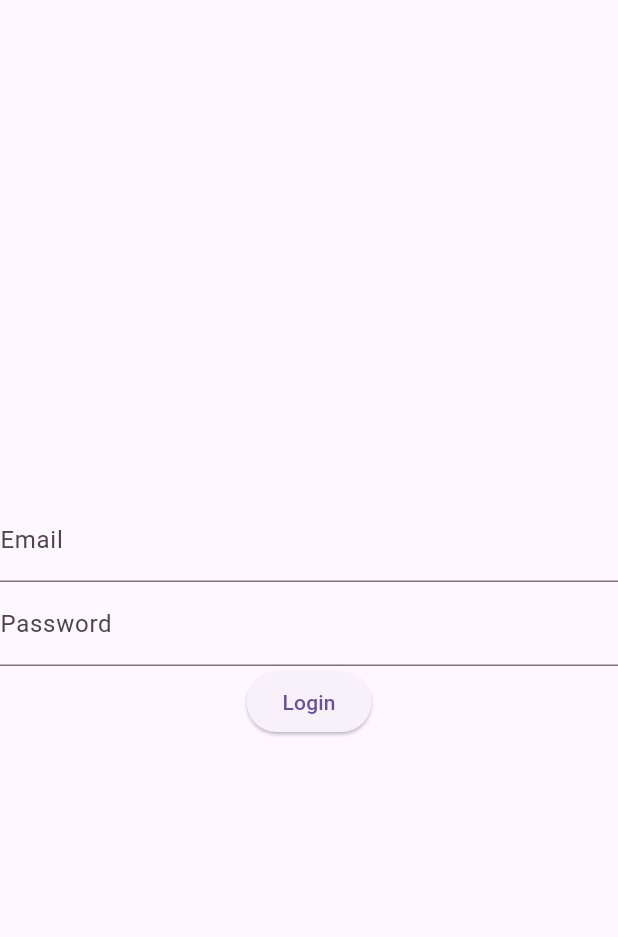
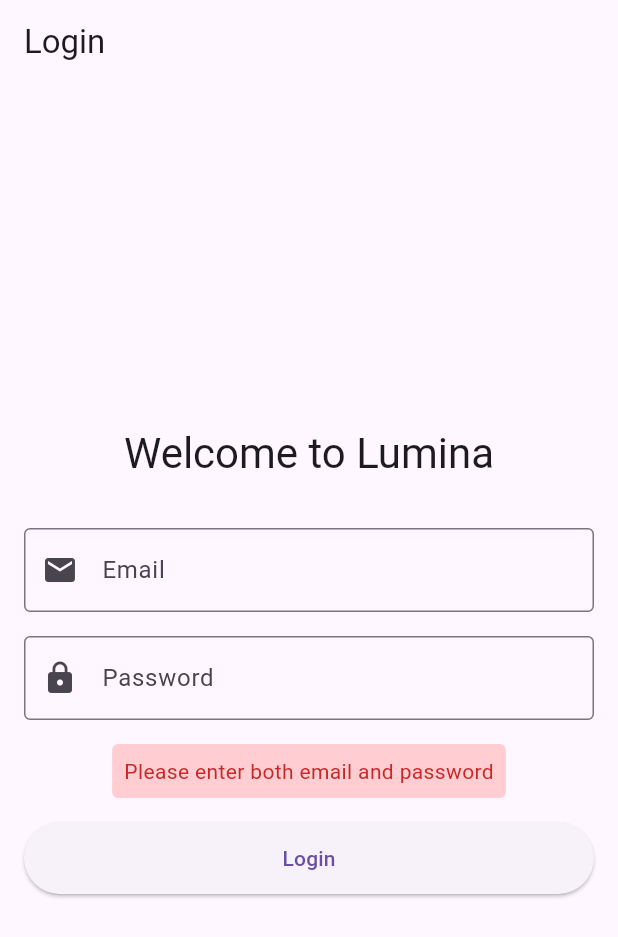
Before and after one commit to wilfredoperezrivero/lumina, a Flutter app: the screen it shows after launch, after a tap on "Login", on a phone screen of 412 x 824 dp. Shown: the top 937 px of the screen. Run offline on Flutter 3.47's test engine with Material 3 defaults, Android fonts, the phone set to English and light mode, and no system bars; our stand-ins replace file_picker, flutter_riverpod, go_router, supabase_flutter; accounts and stored records are empty.

Commit message:
Refactor authentication flow and UI enhancements. Added Riverpod for state management, improved login error handling, and updated the main app structure to use ProviderScope. Enhanced login page with better UI and loading state management.

```diff
--- a/lib/main.dart
+++ b/lib/main.dart
@@ -1,6 +1,7 @@
 import 'package:flutter/material.dart';
 import 'package:supabase_flutter/supabase_flutter.dart';
 import 'package:go_router/go_router.dart';
+import 'package:flutter_riverpod/flutter_riverpod.dart';
 import 'pages/auth/login.dart';
 import 'pages/admin/dashboard.dart';
 import 'pages/family/dashboard.dart';
@@ -10,17 +11,18 @@
 void main() async {
   WidgetsFlutterBinding.ensureInitialized();
   await Supabase.initialize(
-    url: 'YOUR_SUPABASE_URL',
-    anonKey: 'YOUR_SUPABASE_ANON_KEY',
+    url: 'https://honbdlyinaybyojfiihu.supabase.co',
+    anonKey:
+        'eyJhbGciOiJIUzI1NiIsInR5cCI6IkpXVCJ9.eyJpc3MiOiJzdXBhYmFzZSIsInJlZiI6ImhvbmJkbHlpbmF5YnlvamZpaWh1Iiwicm9sZSI6ImFub24iLCJpYXQiOjE3NTEwNzk0NDksImV4cCI6MjA2NjY1NTQ0OX0.MIBhPKFoXJcNdg6gb5AfqOvDeMMqY1UCr42lMPpblyI',
   );
-  runApp(const LuminaApp());
+  runApp(const ProviderScope(child: LuminaApp()));
 }
 
-class LuminaApp extends StatelessWidget {
+class LuminaApp extends ConsumerWidget {
   const LuminaApp({super.key});
 
   @override
-  Widget build(BuildContext context) {
+  Widget build(BuildContext context, WidgetRef ref) {
     return MaterialApp.router(
       title: 'Lumina',
       routerConfig: _router,
@@ -53,12 +55,15 @@
     if (user == null && state.uri.path != '/login') {
       return '/login';
     }
-    if (user != null) {
+    if (user != null && state.uri.path == '/login') {
       final role = AuthService.currentUserRole();
       if (role == 'admin') return '/admin/dashboard';
       if (role == 'family') return '/family/dashboard';
       if (role == 'invitee') return '/invitee/message';
+      // Default fallback if role is not set
+      return '/family/dashboard';
     }
     return null;
   },
+  refreshListenable: AuthService.authStateChanges(),
 );
--- a/lib/pages/auth/login.dart
+++ b/lib/pages/auth/login.dart
@@ -9,23 +9,99 @@
 class _LoginPageState extends State<LoginPage> {
   final _emailController = TextEditingController();
   final _passwordController = TextEditingController();
+  bool _isLoading = false;
+  String? _errorMessage;
 
   Future<void> _login() async {
-    await AuthService.signIn(_emailController.text, _passwordController.text);
-    setState(() {});
+    if (_emailController.text.isEmpty || _passwordController.text.isEmpty) {
+      setState(() {
+        _errorMessage = 'Please enter both email and password';
+      });
+      return;
+    }
+
+    setState(() {
+      _isLoading = true;
+      _errorMessage = null;
+    });
+
+    try {
+      await AuthService.signIn(_emailController.text, _passwordController.text);
+      // Navigation will be handled automatically by GoRouter redirect
+    } catch (e) {
+      setState(() {
+        _errorMessage = 'Login failed: ${e.toString()}';
+        _isLoading = false;
+      });
+    }
   }
 
   @override
   Widget build(BuildContext context) {
     return Scaffold(
-      body: Center(
-        child: Column(
-          mainAxisAlignment: MainAxisAlignment.center,
-          children: [
-            TextField(controller: _emailController, decoration: InputDecoration(labelText: 'Email')),
-            TextField(controller: _passwordController, decoration: InputDecoration(labelText: 'Password'), obscureText: true),
-            ElevatedButton(onPressed: _login, child: Text('Login')),
-          ],
+      appBar: AppBar(
+        title: Text('Login'),
+        backgroundColor: Colors.transparent,
+        elevation: 0,
+      ),
+      body: Padding(
+        padding: const EdgeInsets.all(16.0),
+        child: Center(
+          child: Column(
+            mainAxisAlignment: MainAxisAlignment.center,
+            children: [
+              Text(
+                'Welcome to Lumina',
+                style: Theme.of(context).textTheme.headlineMedium,
+                textAlign: TextAlign.center,
+              ),
+              SizedBox(height: 32),
+              TextField(
+                controller: _emailController,
+                decoration: InputDecoration(
+                  labelText: 'Email',
+                  border: OutlineInputBorder(),
+                  prefixIcon: Icon(Icons.email),
+                ),
+                keyboardType: TextInputType.emailAddress,
+              ),
+              SizedBox(height: 16),
+              TextField(
+                controller: _passwordController,
+                decoration: InputDecoration(
+                  labelText: 'Password',
+                  border: OutlineInputBorder(),
+                  prefixIcon: Icon(Icons.lock),
+                ),
+                obscureText: true,
+                onSubmitted: (_) => _login(),
+              ),
+              SizedBox(height: 16),
+              if (_errorMessage != null)
+                Container(
+                  padding: EdgeInsets.all(8),
+                  decoration: BoxDecoration(
+                    color: Colors.red.shade100,
+                    borderRadius: BorderRadius.circular(4),
+                  ),
+                  child: Text(
+                    _errorMessage!,
+                    style: TextStyle(color: Colors.red.shade800),
+                  ),
+                ),
+              SizedBox(height: 16),
+              SizedBox(
+                width: double.infinity,
+                height: 48,
+                child: ElevatedButton(
+                  onPressed: _isLoading ? null : _login,
+                  child: _isLoading
+                      ? CircularProgressIndicator(color: Colors.white)
+                      : Text('Login'),
+                ),
+              ),
+            ],
+          ),
         ),
       ),
     );
--- a/lib/services/auth_service.dart
+++ b/lib/services/auth_service.dart
@@ -1,6 +1,7 @@
 import 'package:supabase_flutter/supabase_flutter.dart';
+import 'package:flutter/foundation.dart';
 
-class AuthService {
+class AuthService extends ChangeNotifier {
   static User? currentUser() => Supabase.instance.client.auth.currentUser;
 
   static Future<void> signIn(String email, String password) async {
@@ -22,4 +23,16 @@
     final user = currentUser();
     return user?.userMetadata?['role'];
   }
+
+  static ChangeNotifier authStateChanges() {
+    return _AuthStateNotifier();
+  }
 }
+
+class _AuthStateNotifier extends ChangeNotifier {
+  _AuthStateNotifier() {
+    Supabase.instance.client.auth.onAuthStateChange.listen((data) {
+      notifyListeners();
+    });
+  }
+}
```
